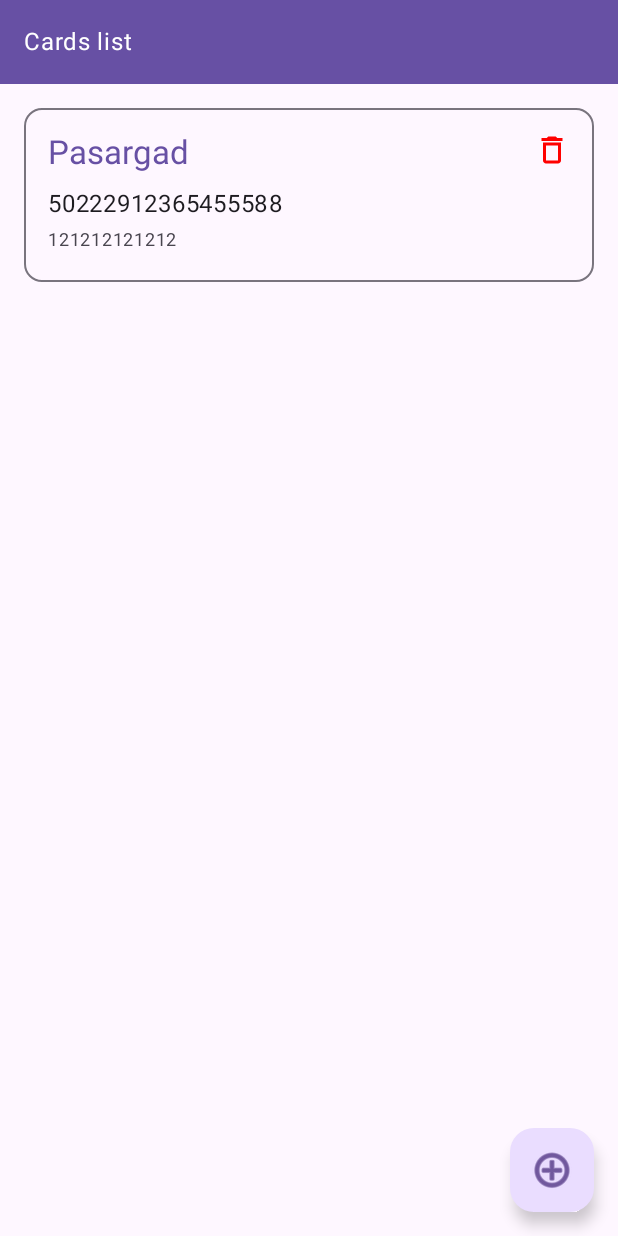
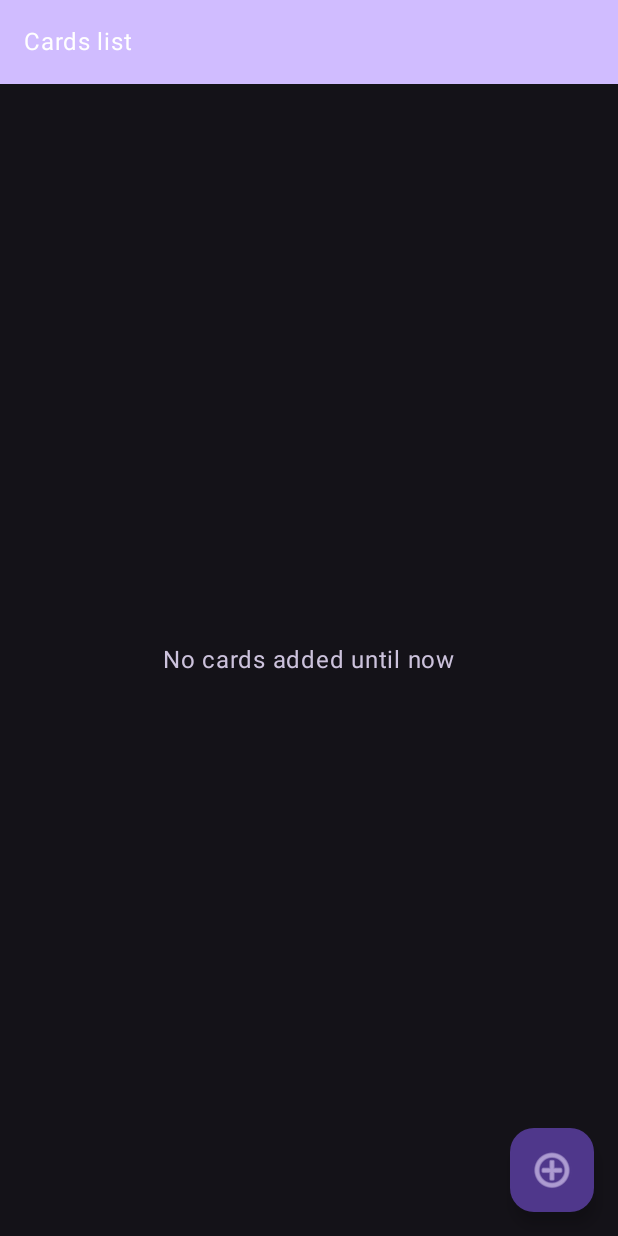
Before and after one commit to DanialNazari/SmartCardReader, an Android app built with Jetpack Compose: the @Preview function CardsListScreenPreview, on a phone screen of 412 x 824 dp. Run offline under Robolectric (Android 15) with nearby library versions, the phone set to English and light mode, and no system bars.

Commit message:
Move strings in CardsListScreen to resources

```diff
--- a/app/src/main/java/com/danial/smartcardreader/ui/screen/card/CardsListScreen.kt
+++ b/app/src/main/java/com/danial/smartcardreader/ui/screen/card/CardsListScreen.kt
@@ -15,18 +15,20 @@ import androidx.compose.material3.FloatingActionButton
 import androidx.compose.material3.Icon
 import androidx.compose.material3.MaterialTheme
 import androidx.compose.material3.Scaffold
+import androidx.compose.material3.Text
 import androidx.compose.runtime.Composable
 import androidx.compose.runtime.LaunchedEffect
 import androidx.compose.runtime.collectAsState
 import androidx.compose.runtime.getValue
 import androidx.compose.ui.Alignment
 import androidx.compose.ui.Modifier
-import androidx.compose.ui.graphics.Color
 import androidx.compose.ui.platform.LocalContext
 import androidx.compose.ui.res.painterResource
+import androidx.compose.ui.res.stringResource
 import androidx.compose.ui.tooling.preview.Preview
 import androidx.compose.ui.unit.dp
 import androidx.hilt.navigation.compose.hiltViewModel
+import com.danial.smartcardreader.R
 import com.danial.smartcardreader.model.CardItemModel
 import com.danial.smartcardreader.model.MessageModel
 import com.danial.smartcardreader.ui.customView.CustomAppBar
@@ -39,7 +41,7 @@ import com.danial.smartcardreader.ui.utils.FilePath
 @Composable
 @Preview
 fun CardsListScreenPreview() {
-    SmartCardReaderTheme(darkTheme = false) {
+    SmartCardReaderTheme(darkTheme = true) {
         val cardsList = listOf(
             CardItemModel(
                 label = "Pasargad",
@@ -49,7 +51,7 @@ fun CardsListScreenPreview() {
         )
         ContentView(
             isLoading = false,
-            cardsList = cardsList,
+            cardsList = /*cardsList*/emptyList(),
             addNewItem = {},
             deleteItem = {}
         )
@@ -149,11 +151,14 @@ private fun ContentView(
                 title = "Cards list",
             )
         }, content = {
-            Box(Modifier.padding(it)) {
+            Box(
+                Modifier
+                    .padding(it)
+                    .background(MaterialTheme.colorScheme.background)
+            ) {
                 Column(
                     Modifier
                         .fillMaxSize()
-                        .background(MaterialTheme.colorScheme.background)
                 ) {
                     cardsList?.forEach { cardItem ->
                         CardItem(
@@ -163,6 +168,15 @@ private fun ContentView(
                             })
                     }
                 }
+
+                if (cardsList.isNullOrEmpty()) {
+                    Text(
+                        modifier = Modifier.align(Alignment.Center),
+                        text = stringResource(R.string.no_cards_added_until_now),
+                        color = MaterialTheme.colorScheme.secondary
+                    )
+                }
+
                 FloatingActionButton(
                     onClick = addNewItem,
                     modifier = Modifier
@@ -171,18 +185,16 @@ private fun ContentView(
                 ) {
                     Icon(
                         painter = painterResource(id = android.R.drawable.ic_menu_add),
-                        contentDescription = "Add new card"
+                        contentDescription = stringResource(R.string.add_new_card)
                     )
                 }
+
                 if (isLoading) {
-                    Box(
-                        modifier = Modifier
-                            .fillMaxSize()
-                            .background(color = Color(0xC6FFFFFF))
-                    ) {
-                        CircularProgressIndicator(modifier = Modifier.align(alignment = Alignment.Center))
-                    }
+                    CircularProgressIndicator(
+                        modifier = Modifier.align(alignment = Alignment.Center),
+                    )
                 }
+
             }
         })
 }
--- a/app/src/main/res/values/strings.xml
+++ b/app/src/main/res/values/strings.xml
@@ -2,4 +2,6 @@
     <string name="app_name">Smart Card Reader</string>
     <string name="delete_item">Delete Item</string>
     <string name="delete_item_desc">Do you want delete this item?</string>
+    <string name="no_cards_added_until_now">No cards added until now</string>
+    <string name="add_new_card">Add new card</string>
 </resources>
```
